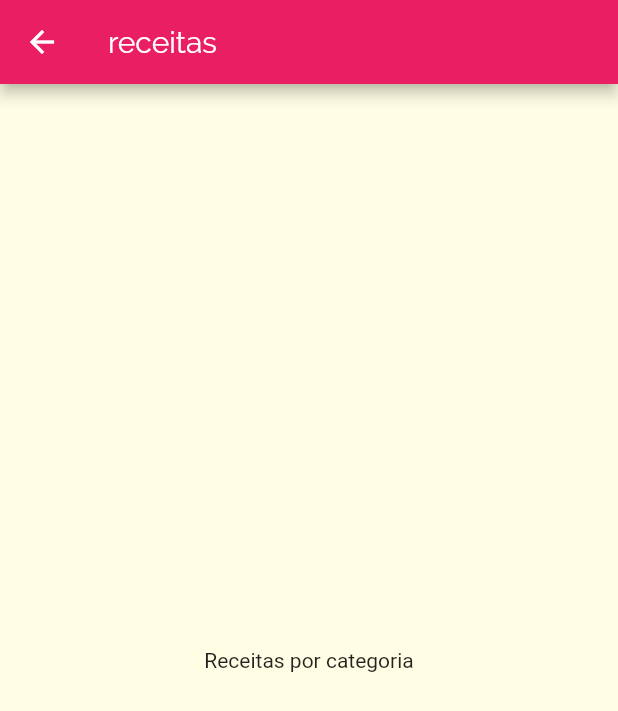
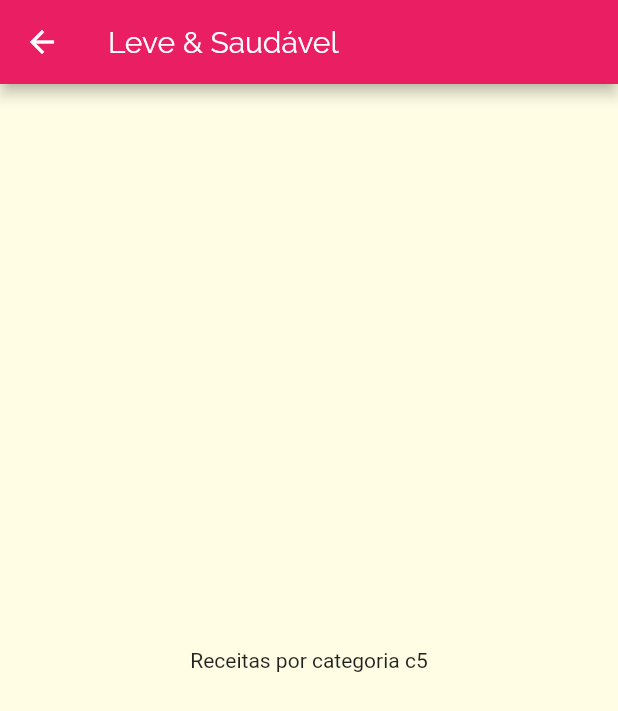
Before and after one commit to arthurdeoliveiraribeiro/meals, a Flutter app: the screen it shows after launch, after a tap on "Leve & Saudável", on a phone screen of 412 x 824 dp. Shown: the top 711 px of the screen. Run offline on Flutter 3.47's test engine with Material 2 defaults, Android fonts, the phone set to English and light mode, and no system bars.

Commit message:
segunda parte de navegação

```diff
--- a/lib/components/category_item.dart
+++ b/lib/components/category_item.dart
@@ -3,6 +3,8 @@ import '../models/category.dart';
 import '../screens/categories_meals_screen.dart';
 
 class CategoryItem extends StatelessWidget {
+
+
   final Category category;
 
   const CategoryItem(this.category);
@@ -11,7 +13,9 @@ class CategoryItem extends StatelessWidget {
     Navigator.of(context).push(
       MaterialPageRoute(
         builder: (_){
-          return CategoriesMealsScreen();
+          //Aqui eu entro na categoria de acordo com a receita
+          return CategoriesMealsScreen(category  );
+          // Retornada a categoria de acordo que você clicou
           //navegando para outra nela
         },
       ),
--- a/lib/data/dummy_data.dart
+++ b/lib/data/dummy_data.dart
@@ -6,6 +6,8 @@ import '../models/category.dart';
  aqui na dummy eu criei uma lista de categorias
 */
 const DUMMY_CATEGORIES = const [
+  // lista de categoria
+
   Category(
     id: 'c1',
     title: 'Italiano',
--- a/lib/screens/categories_meals_screen.dart
+++ b/lib/screens/categories_meals_screen.dart
@@ -1,14 +1,21 @@
+
 import 'package:flutter/material.dart';
+import '../models/category.dart';
 
 class CategoriesMealsScreen extends StatelessWidget {
+
+  final Category category;
+
+  const CategoriesMealsScreen(this.category);
+
   @override
   Widget build(BuildContext context) {
     return Scaffold(
       appBar: AppBar(
-        title: Text('receitas'),
+        title: Text(category.title),
       ),
       body: Center(
-        child:Text('Receitas por categoria'),
+        child:Text('Receitas por categoria ${category.id}'),
       )
     );
   }
--- a/lib/screens/categories_screen.dart
+++ b/lib/screens/categories_screen.dart
@@ -22,6 +22,7 @@ class CategoriesScreen extends StatelessWidget {
           children: DUMMY_CATEGORIES.map((cat){
             //na tela vou mostra pela categoria que estou passando nesse momento
             // retornando em cada item da lista o estilo da category item
+            // com isso vai retornar a categoria de acordo com que eu pedi,
             return CategoryItem(cat);
           }).toList(),
         ),
```
